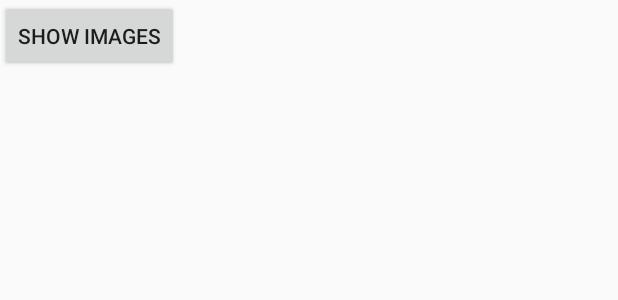
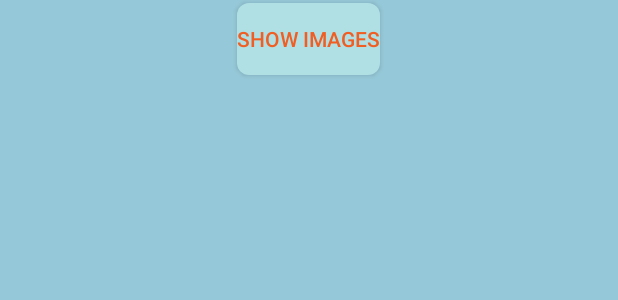
Before and after one commit to DanielNPaulino/streetHelper, an Android app: the layout activity_check_reports_db.xml on its own in the app's theme, with its tools: preview values and no code run, on a phone screen of 412 x 824 dp. Shown: the top 300 px of the screen. Run offline under Robolectric (Android 15) with nearby library versions, the phone set to English and light mode, and no system bars.

Commit message:
gallery out of memory crash solved, background colors, buttons working

```diff
--- /dev/null
+++ b/StreetHelper/app/src/main/res/drawable/round_button.xml
@@ -0,0 +1,9 @@
+<?xml version="1.0" encoding="utf-8"?>
+<shape xmlns:android="http://schemas.android.com/apk/res/android"
+    android:shape="rectangle">
+    <solid android:color="#B0DFE4" />
+    <corners android:bottomRightRadius="8dp"
+        android:bottomLeftRadius="8dp"
+        android:topRightRadius="8dp"
+        android:topLeftRadius="8dp"/>
+</shape>
--- a/StreetHelper/app/src/main/res/layout/activity_check_reports_db.xml
+++ b/StreetHelper/app/src/main/res/layout/activity_check_reports_db.xml
@@ -4,13 +4,18 @@
     xmlns:tools="http://schemas.android.com/tools"
     android:layout_width="match_parent"
     android:layout_height="match_parent"
+    android:background="#95C8D8"
     tools:context=".CheckReportsDB">
 
     <Button
         android:layout_width="wrap_content"
         android:layout_height="wrap_content"
-        android:text="Show Images"
+        android:text="@string/showImagesButton"
         android:id="@+id/showImages"
+        android:layout_centerHorizontal="true"
+        android:background="@drawable/round_button"
+        android:textColor="#F05E23"
+        android:layout_marginTop="2dp"
         android:onClick="getData"/>
 
     <androidx.recyclerview.widget.RecyclerView
--- a/StreetHelper/app/src/main/res/layout/activity_main.xml
+++ b/StreetHelper/app/src/main/res/layout/activity_main.xml
@@ -4,6 +4,7 @@
     xmlns:tools="http://schemas.android.com/tools"
     android:layout_width="match_parent"
     android:layout_height="match_parent"
+    android:background="#95C8D8"
     tools:context=".MainActivity">
 
 
@@ -18,7 +19,7 @@
         android:text="@string/title"
         android:textSize="30sp"
         android:layout_centerHorizontal="true"
-        android:textColor="#89CFF0"
+        android:textColor="#FDA50F"
         android:textStyle="bold"
         />
 
--- a/StreetHelper/app/src/main/res/layout/activity_problem_report.xml
+++ b/StreetHelper/app/src/main/res/layout/activity_problem_report.xml
@@ -4,6 +4,7 @@
     xmlns:tools="http://schemas.android.com/tools"
     android:layout_width="match_parent"
     android:layout_height="match_parent"
+    android:background="#95C8D8"
     tools:context=".ProblemReport">
 
     <include layout="@layout/toolbar_layout"/>
--- a/StreetHelper/app/src/main/res/layout/report_item.xml
+++ b/StreetHelper/app/src/main/res/layout/report_item.xml
@@ -8,7 +8,8 @@
     <RelativeLayout
         android:layout_width="match_parent"
         android:layout_height="match_parent"
-        android:layout_margin="4dp">
+        android:layout_margin="4dp"
+        android:background="#95C8D8">
 
         <ImageView
             android:layout_width="50dp"
--- a/StreetHelper/app/src/main/res/values/strings.xml
+++ b/StreetHelper/app/src/main/res/values/strings.xml
@@ -20,4 +20,10 @@
     <string name="submitProblemButton">Submit:</string>
     <string name="title_activity_maps">Map</string>
 
+    <!-- ProblemReport activity strings-->
+
+    <string name="showImagesButton">Show Images</string>
+    <string name="typeOfProblem">Type Of Problem</string>
+    <string name="locationOfProblem">Location Of Problem</string>
+
 </resources>
```
Also changed, not shown: StreetHelper/app/src/main/java/com/example/streethelper/ProblemReport.java (+38 -1 lines), StreetHelper/app/src/main/res/layout/check_item.xml (+7 -4 lines), StreetHelper/app/src/main/res/xml/file_path.xml (deleted, +0 -8 lines).
